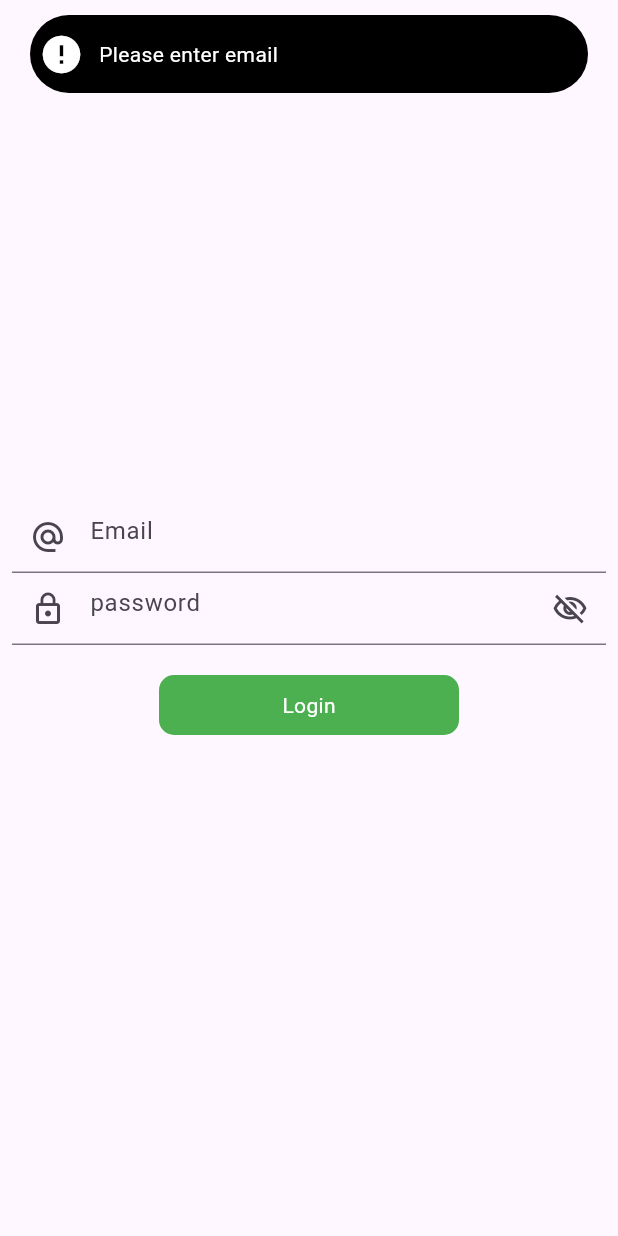
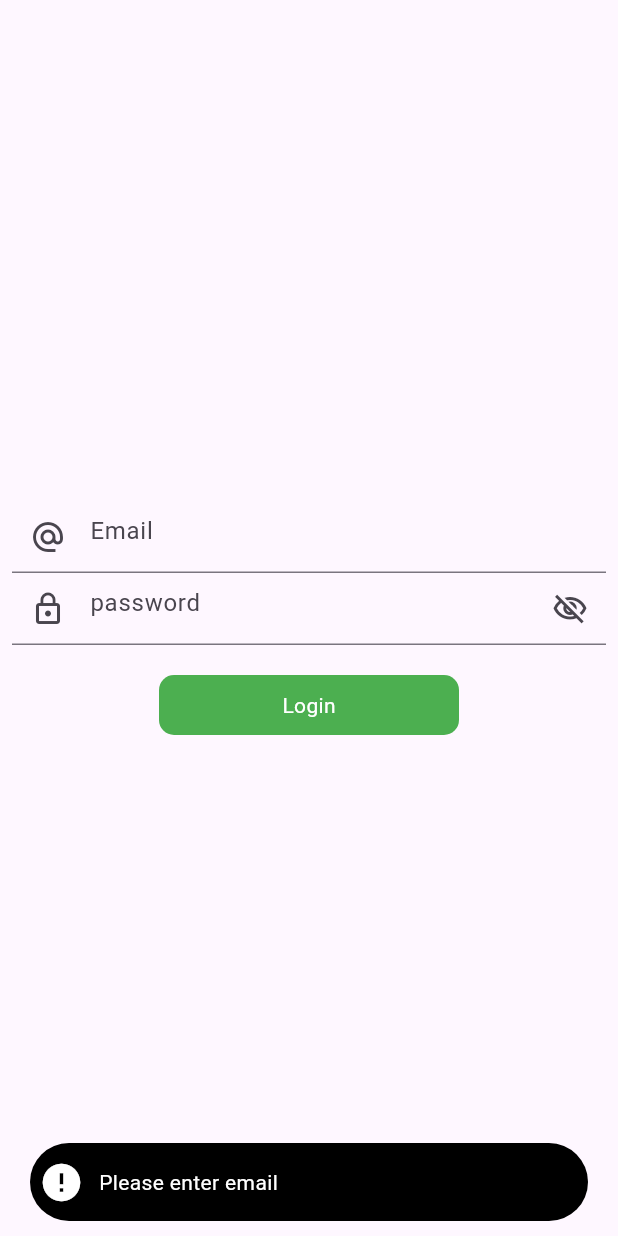
Before and after one commit to KhubaibJamal/mvvm-architecture, a Flutter app: the screen it shows after launch, after a tap on "Login", on a phone screen of 412 x 824 dp. Run offline on Flutter 3.47's test engine with Material 2 defaults, Android fonts, the phone set to English and light mode, and no system bars; drawn by our look-alikes of another_flushbar; our stand-ins replace fluttertoast.

```diff
--- a/lib/main.dart
+++ b/lib/main.dart
@@ -1,6 +1,8 @@
 import 'package:flutter/material.dart';
 import 'package:mvvm/utils/routes/route_name.dart';
 import 'package:mvvm/utils/routes/routes.dart';
+import 'package:mvvm/view_model/auth_view_model.dart';
+import 'package:provider/provider.dart';
 
 void main() {
   runApp(const MyApp());
@@ -11,7 +13,11 @@ class MyApp extends StatelessWidget {
 
   @override
   Widget build(BuildContext context) {
-    return MaterialApp(
+    return MultiProvider(
+      providers: [
+        ChangeNotifierProvider(create: (_) => AuthViewModel()),
+      ],
+      child: MaterialApp(
         debugShowCheckedModeBanner: false,
         title: 'Flutter Demo',
         theme: ThemeData(
@@ -20,6 +26,7 @@ class MyApp extends StatelessWidget {
         ),
         initialRoute: RouteName.login,
         onGenerateRoute: Routes.generateRoute,
+      ),
     );
   }
 }
--- a/lib/utils/utils.dart
+++ b/lib/utils/utils.dart
@@ -35,7 +35,7 @@ class Utils {
         isDismissible: true,
         borderRadius: BorderRadius.circular(30),
         dismissDirection: FlushbarDismissDirection.HORIZONTAL,
-        flushbarPosition: FlushbarPosition.TOP,
+        flushbarPosition: FlushbarPosition.BOTTOM,
         duration: const Duration(seconds: 3),
         reverseAnimationCurve: Curves.easeInOut,
         forwardAnimationCurve: Curves.decelerate,
--- a/lib/view/login/login_view.dart
+++ b/lib/view/login/login_view.dart
@@ -1,6 +1,9 @@
 import 'package:flutter/material.dart';
 import 'package:mvvm/resources/component/round_button.dart';
 import 'package:mvvm/utils/utils.dart';
+import 'package:provider/provider.dart';
+
+import '../../view_model/auth_view_model.dart';
 
 class LoginView extends StatefulWidget {
   const LoginView({super.key});
@@ -33,6 +36,7 @@ class _LoginViewState extends State<LoginView> {
 
   @override
   Widget build(BuildContext context) {
+    final authViewModel = Provider.of<AuthViewModel>(context);
     return Scaffold(
       body: SafeArea(
         child: Padding(
@@ -82,6 +86,7 @@ class _LoginViewState extends State<LoginView> {
               const SizedBox(height: 20),
               RoundButton(
                 title: "Login",
+                loading: authViewModel.loading,
                 onPress: () {
                   if (emailController.text.isEmpty) {
                     Utils.flushBarErrorMessage('Please enter email', context);
@@ -92,7 +97,11 @@ class _LoginViewState extends State<LoginView> {
                     Utils.flushBarErrorMessage(
                         'Please enter 6 digit password', context);
                   } else {
-                    print("done!!");
+                    Map data = {
+                      "email": emailController.text.toString(),
+                      "password": passwordController.text.toString(),
+                    };
+                    authViewModel.loginApi(data, context);
                   }
                 },
               ),
--- /dev/null
+++ b/lib/view_model/auth_view_model.dart
@@ -0,0 +1,28 @@
+import 'package:flutter/material.dart';
+import 'package:mvvm/repository/auth_repository.dart';
+import 'package:mvvm/utils/utils.dart';
+
+class AuthViewModel extends ChangeNotifier {
+  // object of auth repository
+  AuthRepository authRepository = AuthRepository();
+
+  bool _loading = false;
+  bool get loading => _loading;
+
+  setLoading(bool value) {
+    _loading = value;
+    notifyListeners();
+  }
+
+  Future<void> loginApi(dynamic data, BuildContext context) async {
+    setLoading(true);
+
+    authRepository.loginApi(data).then((value) {
+      setLoading(false);
+      Utils.flushBarErrorMessage("Login Successfully", context);
+    }).onError((error, stackTrace) {
+      setLoading(false);
+      Utils.flushBarErrorMessage(error.toString(), context);
+    });
+  }
+}
```
Lines whose indentation alone changed are shown as unchanged.
